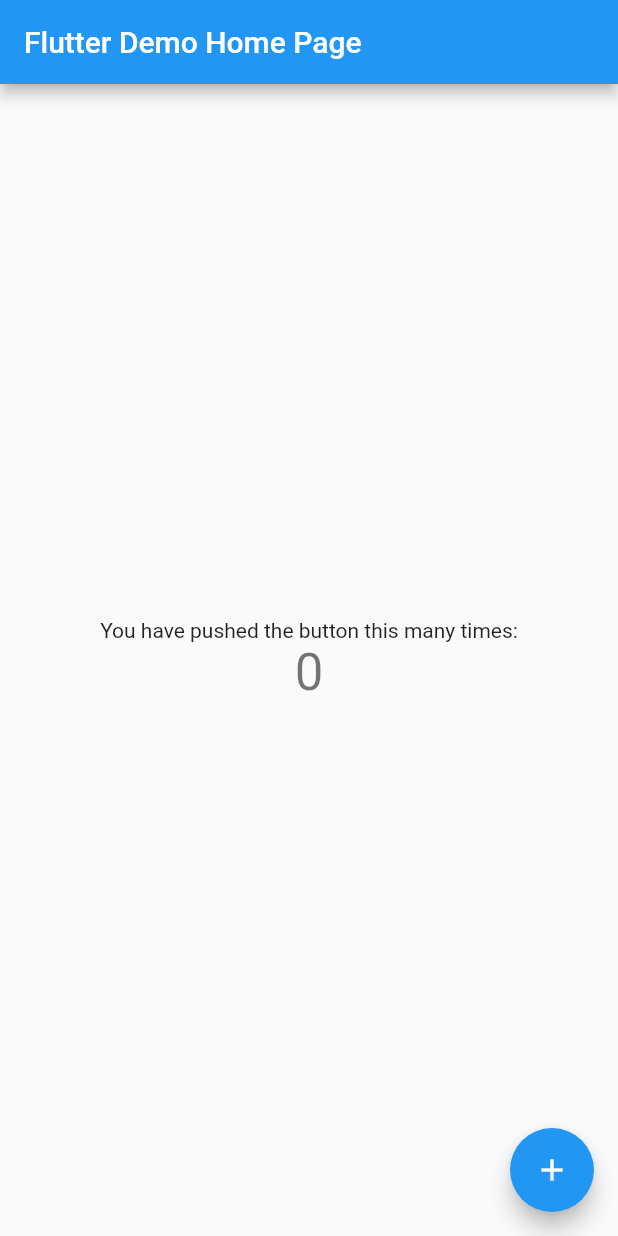
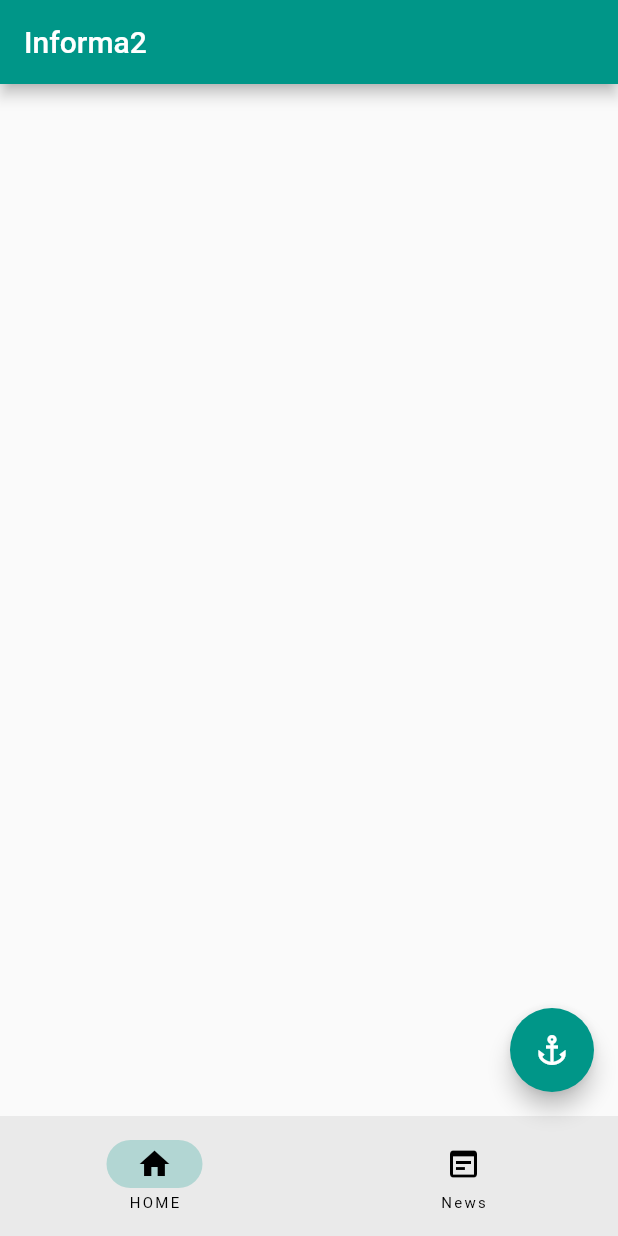
Before and after one commit to Adrigondo/news-api.flutter, a Flutter app: the screen it shows after launch, on a phone screen of 412 x 824 dp. Run offline on Flutter 3.47's test engine with Material 2 defaults, Android fonts, the phone set to English and light mode, and no system bars.

Commit message:
Update: Creating root page with material, scafold, floating button and bottom navbar

```diff
--- a/lib/main.dart
+++ b/lib/main.dart
@@ -1,3 +1,7 @@
+// Copyright 2018 The Flutter team. All rights reserved.
+// Use of this source code is governed by a BSD-style license that can be
+// found in the LICENSE file.
+
 import 'package:flutter/material.dart';
 
 void main() {
@@ -7,109 +11,58 @@ void main() {
 class MyApp extends StatelessWidget {
   const MyApp({super.key});
 
-  // This widget is the root of your application.
   @override
   Widget build(BuildContext context) {
     return MaterialApp(
-      title: 'My first app',
-      theme: ThemeData(
-        // This is the theme of your application.
-        //
-        // Try running your application with "flutter run". You'll see the
-        // application has a blue toolbar. Then, without quitting the app, try
-        // changing the primarySwatch below to Colors.green and then invoke
-        // "hot reload" (press "r" in the console where you ran "flutter run",
-        // or simply save your changes to "hot reload" in a Flutter IDE).
-        // Notice that the counter didn't reset back to zero; the application
-        // is not restarted.
-        primarySwatch: Colors.blue,
-      ),
-      home: const MyHomePage(title: 'Flutter Demo Home Page'),
+      theme: ThemeData(primarySwatch: Colors.teal),
+      title: "Informa2",
+      debugShowCheckedModeBanner: false,
+      home: const RootPage(),
+      /* home: Scaffold(
+        appBar: AppBar(
+          title: const Text('Welcome to Flutter'),
+        ),
+        body: const Center(
+          child: Text('Hello World'),
+        ),
+      ), */
     );
   }
 }
 
-class MyHomePage extends StatefulWidget {
-  const MyHomePage({super.key, required this.title});
-
-  // This widget is the home page of your application. It is stateful, meaning
-  // that it has a State object (defined below) that contains fields that affect
-  // how it looks.
-
-  // This class is the configuration for the state. It holds the values (in this
-  // case the title) provided by the parent (in this case the App widget) and
-  // used by the build method of the State. Fields in a Widget subclass are
-  // always marked "final".
-
-  final String title;
+class RootPage extends StatefulWidget {
+  const RootPage({super.key});
 
   @override
-  State<MyHomePage> createState() => _MyHomePageState();
+  State<RootPage> createState() => _RootPageState();
 }
 
-class _MyHomePageState extends State<MyHomePage> {
-  int _counter = 0;
-
-  void _incrementCounter() {
-    setState(() {
-      // This call to setState tells the Flutter framework that something has
-      // changed in this State, which causes it to rerun the build method below
-      // so that the display can reflect the updated values. If we changed
-      // _counter without calling setState(), then the build method would not be
-      // called again, and so nothing would appear to happen.
-      _counter++;
-    });
-  }
-
+class _RootPageState extends State<RootPage> {
+  int currentPage = 0;
   @override
   Widget build(BuildContext context) {
-    // This method is rerun every time setState is called, for instance as done
-    // by the _incrementCounter method above.
-    //
-    // The Flutter framework has been optimized to make rerunning build methods
-    // fast, so that you can just rebuild anything that needs updating rather
-    // than having to individually change instances of widgets.
     return Scaffold(
-      appBar: AppBar(
-        // Here we take the value from the MyHomePage object that was created by
-        // the App.build method, and use it to set our appbar title.
-        title: Text(widget.title),
-      ),
-      body: Center(
-        // Center is a layout widget. It takes a single child and positions it
-        // in the middle of the parent.
-        child: Column(
-          // Column is also a layout widget. It takes a list of children and
-          // arranges them vertically. By default, it sizes itself to fit its
-          // children horizontally, and tries to be as tall as its parent.
-          //
-          // Invoke "debug painting" (press "p" in the console, choose the
-          // "Toggle Debug Paint" action from the Flutter Inspector in Android
-          // Studio, or the "Toggle Debug Paint" command in Visual Studio Code)
-          // to see the wireframe for each widget.
-          //
-          // Column has various properties to control how it sizes itself and
-          // how it positions its children. Here we use mainAxisAlignment to
-          // center the children vertically; the main axis here is the vertical
-          // axis because Columns are vertical (the cross axis would be
-          // horizontal).
-          mainAxisAlignment: MainAxisAlignment.center,
-          children: <Widget>[
-            const Text(
-              'You have pushed the button this many times:',
-            ),
-            Text(
-              '$_counter',
-              style: Theme.of(context).textTheme.headline4,
-            ),
+        appBar: AppBar(
+          title: const Text("Informa2"),
+        ),
+        body: Container(),
+        floatingActionButton: FloatingActionButton(
+          onPressed: () {
+            debugPrint("Floating Action Button");
+          },
+          child: const Icon(Icons.anchor),
+        ),
+        bottomNavigationBar: NavigationBar(
+          destinations: const [
+            NavigationDestination(icon: Icon(Icons.home), label: "HOME"),
+            NavigationDestination(icon: Icon(Icons.wysiwyg), label: "News")
           ],
-        ),
-      ),
-      floatingActionButton: FloatingActionButton(
-        onPressed: _incrementCounter,
-        tooltip: 'Increment',
-        child: const Icon(Icons.add),
-      ), // This trailing comma makes auto-formatting nicer for build methods.
-    );
+          onDestinationSelected: (int index) {
+            setState(() {
+              currentPage = index;
+            });
+          },
+          selectedIndex: currentPage,
+        ));
   }
 }
```
